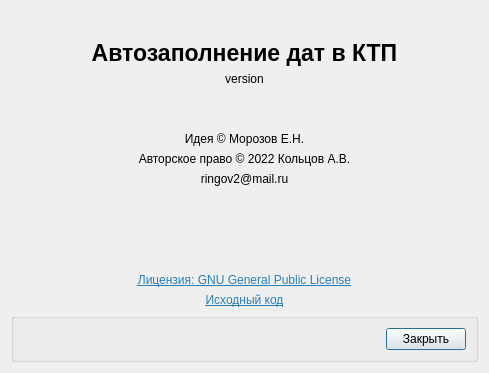
Before: the Qt Designer form about.ui in RingOV/auto-fill-KTP, drawn with Qt 5.
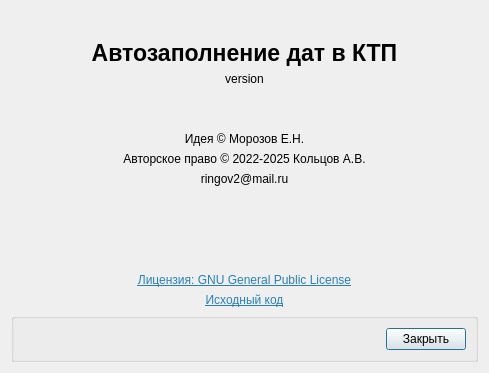
After: the same form once the commit is applied.

The edit to the form file:
```diff
--- a/about.ui
+++ b/about.ui
@@ -75,7 +75,7 @@
       </sizepolicy>
      </property>
      <property name="text">
-      <string>Авторское право © 2022 Кольцов А.В.</string>
+      <string>Авторское право © 2022-2025 Кольцов А.В.</string>
      </property>
      <property name="alignment">
       <set>Qt::AlignBottom|Qt::AlignHCenter</set>
```
Left out of the diff: 29 changed lines with no effect on the pictures.
